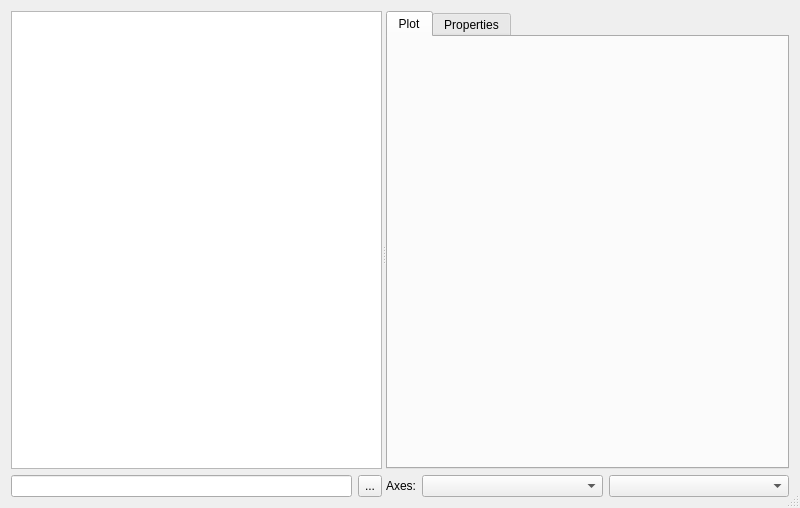
Qt form ui/scanviewer.ui (tweber-ill/frm_mirror-takin1) before a commit.
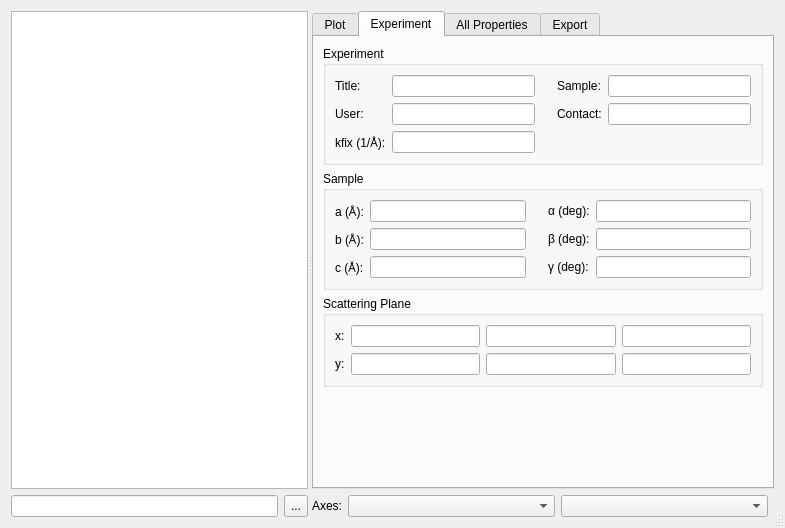
The same form after that commit. The open tabs and pages were chosen to show the change. Custom widgets are drawn as their Qt base class.

Patch:
```diff
--- a/ui/scanviewer.ui
+++ b/ui/scanviewer.ui
@@ -6,8 +6,8 @@
    <rect>
     <x>0</x>
     <y>0</y>
-    <width>800</width>
-    <height>508</height>
+    <width>785</width>
+    <height>528</height>
    </rect>
   </property>
   <property name="windowTitle">
@@ -109,7 +109,7 @@
          </property>
         </widget>
        </item>
-       <item row="0" column="0" colspan="3">
+       <item row="0" column="0" colspan="4">
         <widget class="QTabWidget" name="tabWidget">
          <property name="currentIndex">
           <number>0</number>
@@ -131,9 +131,304 @@
            </item>
           </layout>
          </widget>
+         <widget class="QWidget" name="tab">
+          <attribute name="title">
+           <string>Experiment</string>
+          </attribute>
+          <layout class="QGridLayout" name="gridLayout_7">
+           <item row="3" column="0">
+            <spacer name="verticalSpacer">
+             <property name="orientation">
+              <enum>Qt::Vertical</enum>
+             </property>
+             <property name="sizeType">
+              <enum>QSizePolicy::Expanding</enum>
+             </property>
+             <property name="sizeHint" stdset="0">
+              <size>
+               <width>20</width>
+               <height>40</height>
+              </size>
+             </property>
+            </spacer>
+           </item>
+           <item row="2" column="0">
+            <widget class="QGroupBox" name="groupBox_2">
+             <property name="title">
+              <string>Scattering Plane</string>
+             </property>
+             <layout class="QGridLayout" name="gridLayout_8">
+              <item row="0" column="0">
+               <widget class="QLabel" name="label_8">
+                <property name="text">
+                 <string>x:</string>
+                </property>
+               </widget>
+              </item>
+              <item row="0" column="1">
+               <widget class="QLineEdit" name="editPlaneX0">
+                <property name="readOnly">
+                 <bool>true</bool>
+                </property>
+               </widget>
+              </item>
+              <item row="0" column="2">
+               <widget class="QLineEdit" name="editPlaneX1">
+                <property name="readOnly">
+                 <bool>true</bool>
+                </property>
+               </widget>
+              </item>
+              <item row="0" column="3">
+               <widget class="QLineEdit" name="editPlaneX2">
+                <property name="readOnly">
+                 <bool>true</bool>
+                </property>
+               </widget>
+              </item>
+              <item row="1" column="0">
+               <widget class="QLabel" name="label_9">
+                <property name="text">
+                 <string>y:</string>
+                </property>
+               </widget>
+              </item>
+              <item row="1" column="1">
+               <widget class="QLineEdit" name="editPlaneY0">
+                <property name="readOnly">
+                 <bool>true</bool>
+                </property>
+               </widget>
+              </item>
+              <item row="1" column="2">
+               <widget class="QLineEdit" name="editPlaneY1">
+                <property name="readOnly">
+                 <bool>true</bool>
+                </property>
+               </widget>
+              </item>
+              <item row="1" column="3">
+               <widget class="QLineEdit" name="editPlaneY2">
+                <property name="readOnly">
+                 <bool>true</bool>
+                </property>
+               </widget>
+              </item>
+             </layout>
+            </widget>
+           </item>
+           <item row="0" column="0">
+            <widget class="QGroupBox" name="groupBox_3">
+             <property name="title">
+              <string>Experiment</string>
+             </property>
+             <layout class="QGridLayout" name="gridLayout_9">
+              <item row="1" column="1">
+               <widget class="QLineEdit" name="editUser">
+                <property name="readOnly">
+                 <bool>true</bool>
+                </property>
+               </widget>
+              </item>
+              <item row="1" column="3">
+               <widget class="QLabel" name="label_12">
+                <property name="text">
+                 <string>Contact:</string>
+                </property>
+               </widget>
+              </item>
+              <item row="1" column="0">
+               <widget class="QLabel" name="label_11">
+                <property name="text">
+                 <string>User:</string>
+                </property>
+               </widget>
+              </item>
+              <item row="2" column="1">
+               <widget class="QLineEdit" name="editKfix">
+                <property name="readOnly">
+                 <bool>true</bool>
+                </property>
+               </widget>
+              </item>
+              <item row="1" column="2">
+               <spacer name="horizontalSpacer_2">
+                <property name="orientation">
+                 <enum>Qt::Horizontal</enum>
+                </property>
+                <property name="sizeType">
+                 <enum>QSizePolicy::Minimum</enum>
+                </property>
+                <property name="sizeHint" stdset="0">
+                 <size>
+                  <width>16</width>
+                  <height>20</height>
+                 </size>
+                </property>
+               </spacer>
+              </item>
+              <item row="1" column="4">
+               <widget class="QLineEdit" name="editContact">
+                <property name="readOnly">
+                 <bool>true</bool>
+                </property>
+               </widget>
+              </item>
+              <item row="2" column="0">
+               <widget class="QLabel" name="labelKfix">
+                <property name="text">
+                 <string>kfix (1/Å):</string>
+                </property>
+               </widget>
+              </item>
+              <item row="0" column="0">
+               <widget class="QLabel" name="label_10">
+                <property name="text">
+                 <string>Title:</string>
+                </property>
+               </widget>
+              </item>
+              <item row="0" column="3">
+               <widget class="QLabel" name="label_13">
+                <property name="text">
+                 <string>Sample:</string>
+                </property>
+               </widget>
+              </item>
+              <item row="0" column="1">
+               <widget class="QLineEdit" name="editTitle">
+                <property name="readOnly">
+                 <bool>true</bool>
+                </property>
+               </widget>
+              </item>
+              <item row="0" column="4">
+               <widget class="QLineEdit" name="editSample">
+                <property name="readOnly">
+                 <bool>true</bool>
+                </property>
+               </widget>
+              </item>
+             </layout>
+            </widget>
+           </item>
+           <item row="1" column="0">
+            <widget class="QGroupBox" name="groupBox">
+             <property name="title">
+              <string>Sample</string>
+             </property>
+             <property name="flat">
+              <bool>false</bool>
+             </property>
+             <layout class="QGridLayout" name="gridLayout_6">
+              <item row="2" column="0">
+               <widget class="QLabel" name="label_4">
+                <property name="text">
+                 <string>c (Å):</string>
+                </property>
+               </widget>
+              </item>
+              <item row="1" column="0">
+               <widget class="QLabel" name="label_3">
+                <property name="text">
+                 <string>b (Å):</string>
+                </property>
+               </widget>
+              </item>
+              <item row="2" column="1">
+               <widget class="QLineEdit" name="editC">
+                <property name="readOnly">
+                 <bool>true</bool>
+                </property>
+               </widget>
+              </item>
+              <item row="0" column="0">
+               <widget class="QLabel" name="label_2">
+                <property name="text">
+                 <string>a (Å):</string>
+                </property>
+               </widget>
+              </item>
+              <item row="0" column="1">
+               <widget class="QLineEdit" name="editA">
+                <property name="readOnly">
+                 <bool>true</bool>
+                </property>
+               </widget>
+              </item>
+              <item row="1" column="4">
+               <widget class="QLineEdit" name="editBeta">
+                <property name="readOnly">
+                 <bool>true</bool>
+                </property>
+               </widget>
+              </item>
+              <item row="2" column="3">
+               <widget class="QLabel" name="label_7">
+                <property name="text">
+                 <string>γ (deg):</string>
+                </property>
+               </widget>
+              </item>
+              <item row="0" column="3">
+               <widget class="QLabel" name="label_5">
+                <property name="text">
+                 <string>α (deg):</string>
+                </property>
+               </widget>
+              </item>
+              <item row="0" column="4">
+               <widget class="QLineEdit" name="editAlpha">
+                <property name="readOnly">
+                 <bool>true</bool>
+                </property>
+               </widget>
+              </item>
+              <item row="1" column="1">
+               <widget class="QLineEdit" name="editB">
+                <property name="readOnly">
+                 <bool>true</bool>
+                </property>
+               </widget>
+              </item>
+              <item row="1" column="3">
+               <widget class="QLabel" name="label_6">
+                <property name="text">
+                 <string>β (deg):</string>
+                </property>
+               </widget>
+              </item>
+              <item row="2" column="4">
+               <widget class="QLineEdit" name="editGamma">
+                <property name="readOnly">
+                 <bool>true</bool>
+                </property>
+               </widget>
+              </item>
+              <item row="1" column="2">
+               <spacer name="horizontalSpacer">
+                <property name="orientation">
+                 <enum>Qt::Horizontal</enum>
+                </property>
+                <property name="sizeType">
+                 <enum>QSizePolicy::Minimum</enum>
+                </property>
+                <property name="sizeHint" stdset="0">
+                 <size>
+                  <width>16</width>
+                  <height>20</height>
+                 </size>
+                </property>
+               </spacer>
+              </item>
+             </layout>
+            </widget>
+           </item>
+          </layout>
+         </widget>
          <widget class="QWidget" name="tab_4">
           <attribute name="title">
-           <string>Properties</string>
+           <string>All Properties</string>
           </attribute>
           <layout class="QGridLayout" name="gridLayout_4">
            <item row="0" column="0">
@@ -151,6 +446,60 @@
            </item>
           </layout>
          </widget>
+         <widget class="QWidget" name="tab_2">
+          <attribute name="title">
+           <string>Export</string>
+          </attribute>
+          <layout class="QGridLayout" name="gridLayout_10">
+           <item row="0" column="0">
+            <widget class="QLabel" name="label_14">
+             <property name="text">
+              <string>Export Data to Language:</string>
+             </property>
+            </widget>
+           </item>
+           <item row="0" column="1">
+            <widget class="QComboBox" name="comboExport">
+             <item>
+              <property name="text">
+               <string>C++ / Root</string>
+              </property>
+             </item>
+             <item>
+              <property name="text">
+               <string>Gnuplot</string>
+              </property>
+             </item>
+             <item>
+              <property name="text">
+               <string>Python</string>
+              </property>
+             </item>
+             <item>
+              <property name="text">
+               <string>Hermelin</string>
+              </property>
+             </item>
+            </widget>
+           </item>
+           <item row="1" column="0" colspan="2">
+            <widget class="QTextEdit" name="textRoot">
+             <property name="undoRedoEnabled">
+              <bool>false</bool>
+             </property>
+             <property name="lineWrapMode">
+              <enum>QTextEdit::NoWrap</enum>
+             </property>
+             <property name="readOnly">
+              <bool>true</bool>
+             </property>
+             <property name="acceptRichText">
+              <bool>false</bool>
+             </property>
+            </widget>
+           </item>
+          </layout>
+         </widget>
         </widget>
        </item>
       </layout>
```
Left out of the diff: 19 changed lines with no effect on the pictures.
